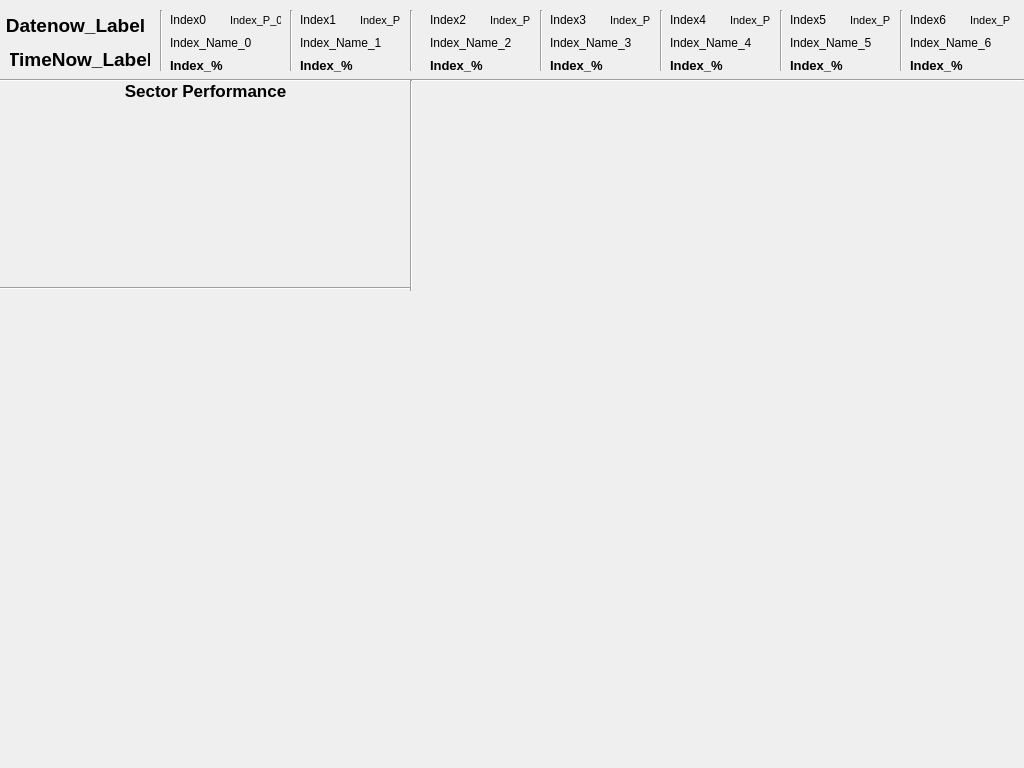
First picture: the form in Interface_Workfile.ui, repository willBear/Wills-Stock-Picker, before the edit.
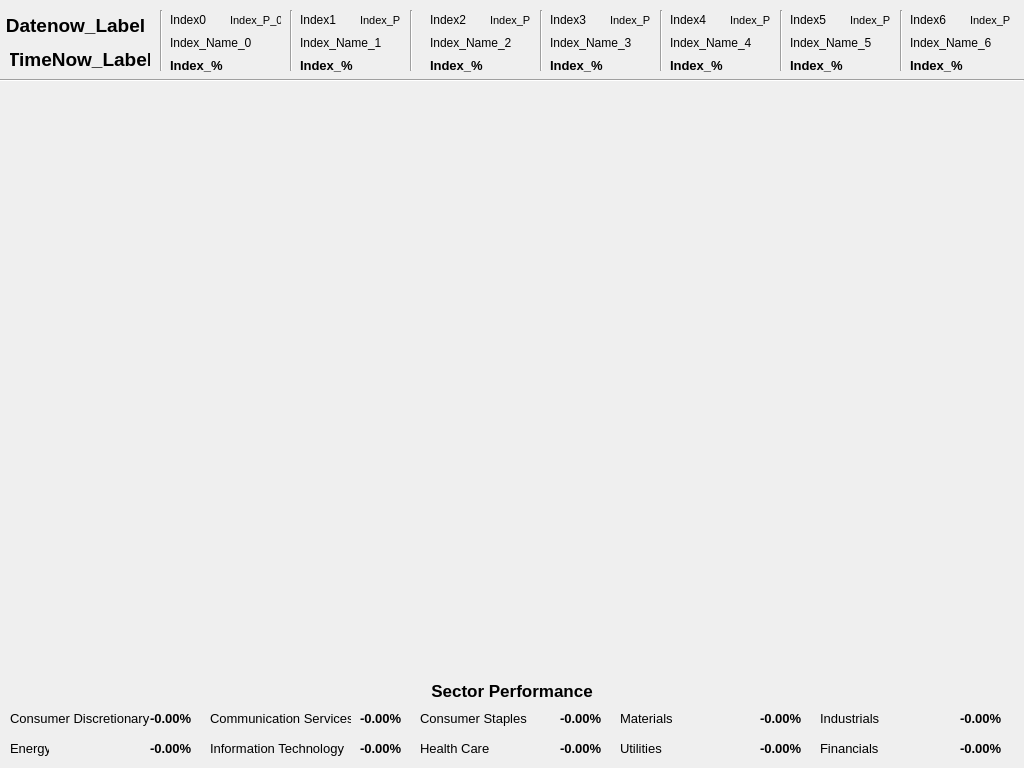
Second picture: the form after the edit.

Commit message: Added Sector Perfomance to UI file

```diff
--- a/Interface_Workfile.ui
+++ b/Interface_Workfile.ui
@@ -656,38 +656,12 @@
      <string>Index_Name_6</string>
     </property>
    </widget>
-   <widget class="Line" name="line_9">
-    <property name="geometry">
-     <rect>
-      <x>410</x>
-      <y>80</y>
-      <width>3</width>
-      <height>211</height>
-     </rect>
-    </property>
-    <property name="orientation">
-     <enum>Qt::Vertical</enum>
-    </property>
-   </widget>
-   <widget class="Line" name="line_10">
-    <property name="geometry">
-     <rect>
-      <x>0</x>
-      <y>280</y>
-      <width>411</width>
-      <height>16</height>
-     </rect>
-    </property>
-    <property name="orientation">
-     <enum>Qt::Horizontal</enum>
-    </property>
-   </widget>
    <widget class="QLabel" name="label">
     <property name="geometry">
      <rect>
       <x>0</x>
-      <y>80</y>
-      <width>411</width>
+      <y>680</y>
+      <width>1024</width>
       <height>21</height>
      </rect>
     </property>
@@ -708,6 +682,386 @@
      <set>Qt::AlignCenter</set>
     </property>
    </widget>
+   <widget class="QLabel" name="Sector_Name_0">
+    <property name="geometry">
+     <rect>
+      <x>10</x>
+      <y>710</y>
+      <width>141</width>
+      <height>16</height>
+     </rect>
+    </property>
+    <property name="font">
+     <font>
+      <pointsize>10</pointsize>
+     </font>
+    </property>
+    <property name="text">
+     <string>Consumer Discretionary</string>
+    </property>
+   </widget>
+   <widget class="QLabel" name="Sector_Percentage_0">
+    <property name="geometry">
+     <rect>
+      <x>150</x>
+      <y>710</y>
+      <width>50</width>
+      <height>16</height>
+     </rect>
+    </property>
+    <property name="font">
+     <font>
+      <pointsize>10</pointsize>
+      <weight>75</weight>
+      <bold>true</bold>
+     </font>
+    </property>
+    <property name="text">
+     <string>-0.00%</string>
+    </property>
+   </widget>
+   <widget class="QLabel" name="Sector_Percentage_1">
+    <property name="geometry">
+     <rect>
+      <x>150</x>
+      <y>740</y>
+      <width>50</width>
+      <height>16</height>
+     </rect>
+    </property>
+    <property name="font">
+     <font>
+      <pointsize>10</pointsize>
+      <weight>75</weight>
+      <bold>true</bold>
+     </font>
+    </property>
+    <property name="text">
+     <string>-0.00%</string>
+    </property>
+   </widget>
+   <widget class="QLabel" name="Sector_Name_1">
+    <property name="geometry">
+     <rect>
+      <x>10</x>
+      <y>740</y>
+      <width>39</width>
+      <height>16</height>
+     </rect>
+    </property>
+    <property name="font">
+     <font>
+      <pointsize>10</pointsize>
+     </font>
+    </property>
+    <property name="text">
+     <string>Energy</string>
+    </property>
+   </widget>
+   <widget class="QLabel" name="Sector_Percentage_2">
+    <property name="geometry">
+     <rect>
+      <x>360</x>
+      <y>710</y>
+      <width>50</width>
+      <height>16</height>
+     </rect>
+    </property>
+    <property name="font">
+     <font>
+      <pointsize>10</pointsize>
+      <weight>75</weight>
+      <bold>true</bold>
+     </font>
+    </property>
+    <property name="text">
+     <string>-0.00%</string>
+    </property>
+   </widget>
+   <widget class="QLabel" name="Sector_Name_2">
+    <property name="geometry">
+     <rect>
+      <x>210</x>
+      <y>710</y>
+      <width>141</width>
+      <height>16</height>
+     </rect>
+    </property>
+    <property name="font">
+     <font>
+      <pointsize>10</pointsize>
+     </font>
+    </property>
+    <property name="text">
+     <string>Communication Services</string>
+    </property>
+   </widget>
+   <widget class="QLabel" name="Sector_Percentage_3">
+    <property name="geometry">
+     <rect>
+      <x>360</x>
+      <y>740</y>
+      <width>50</width>
+      <height>16</height>
+     </rect>
+    </property>
+    <property name="font">
+     <font>
+      <pointsize>10</pointsize>
+      <weight>75</weight>
+      <bold>true</bold>
+     </font>
+    </property>
+    <property name="text">
+     <string>-0.00%</string>
+    </property>
+   </widget>
+   <widget class="QLabel" name="Sector_Name_3">
+    <property name="geometry">
+     <rect>
+      <x>210</x>
+      <y>740</y>
+      <width>141</width>
+      <height>16</height>
+     </rect>
+    </property>
+    <property name="font">
+     <font>
+      <pointsize>10</pointsize>
+     </font>
+    </property>
+    <property name="text">
+     <string>Information Technology</string>
+    </property>
+   </widget>
+   <widget class="QLabel" name="Sector_Percentage_4">
+    <property name="geometry">
+     <rect>
+      <x>560</x>
+      <y>710</y>
+      <width>50</width>
+      <height>16</height>
+     </rect>
+    </property>
+    <property name="font">
+     <font>
+      <pointsize>10</pointsize>
+      <weight>75</weight>
+      <bold>true</bold>
+     </font>
+    </property>
+    <property name="text">
+     <string>-0.00%</string>
+    </property>
+   </widget>
+   <widget class="QLabel" name="Sector_Name_4">
+    <property name="geometry">
+     <rect>
+      <x>420</x>
+      <y>710</y>
+      <width>141</width>
+      <height>16</height>
+     </rect>
+    </property>
+    <property name="font">
+     <font>
+      <pointsize>10</pointsize>
+     </font>
+    </property>
+    <property name="text">
+     <string>Consumer Staples</string>
+    </property>
+   </widget>
+   <widget class="QLabel" name="Sector_Percentage_5">
+    <property name="geometry">
+     <rect>
+      <x>560</x>
+      <y>740</y>
+      <width>50</width>
+      <height>16</height>
+     </rect>
+    </property>
+    <property name="font">
+     <font>
+      <pointsize>10</pointsize>
+      <weight>75</weight>
+      <bold>true</bold>
+     </font>
+    </property>
+    <property name="text">
+     <string>-0.00%</string>
+    </property>
+   </widget>
+   <widget class="QLabel" name="Sector_Name_5">
+    <property name="geometry">
+     <rect>
+      <x>420</x>
+      <y>740</y>
+      <width>141</width>
+      <height>16</height>
+     </rect>
+    </property>
+    <property name="font">
+     <font>
+      <pointsize>10</pointsize>
+     </font>
+    </property>
+    <property name="text">
+     <string>Health Care</string>
+    </property>
+   </widget>
+   <widget class="QLabel" name="Sector_Percentage_6">
+    <property name="geometry">
+     <rect>
+      <x>760</x>
+      <y>710</y>
+      <width>50</width>
+      <height>16</height>
+     </rect>
+    </property>
+    <property name="font">
+     <font>
+      <pointsize>10</pointsize>
+      <weight>75</weight>
+      <bold>true</bold>
+     </font>
+    </property>
+    <property name="text">
+     <string>-0.00%</string>
+    </property>
+   </widget>
+   <widget class="QLabel" name="Sector_Name_6">
+    <property name="geometry">
+     <rect>
+      <x>620</x>
+      <y>710</y>
+      <width>141</width>
+      <height>16</height>
+     </rect>
+    </property>
+    <property name="font">
+     <font>
+      <pointsize>10</pointsize>
+     </font>
+    </property>
+    <property name="text">
+     <string>Materials</string>
+    </property>
+   </widget>
+   <widget class="QLabel" name="Sector_Percentage_7">
+    <property name="geometry">
+     <rect>
+      <x>760</x>
+      <y>740</y>
+      <width>50</width>
+      <height>16</height>
+     </rect>
+    </property>
+    <property name="font">
+     <font>
+      <pointsize>10</pointsize>
+      <weight>75</weight>
+      <bold>true</bold>
+     </font>
+    </property>
+    <property name="text">
+     <string>-0.00%</string>
+    </property>
+   </widget>
+   <widget class="QLabel" name="Sector_Name_7">
+    <property name="geometry">
+     <rect>
+      <x>620</x>
+      <y>740</y>
+      <width>141</width>
+      <height>16</height>
+     </rect>
+    </property>
+    <property name="font">
+     <font>
+      <pointsize>10</pointsize>
+     </font>
+    </property>
+    <property name="text">
+     <string>Utilities</string>
+    </property>
+   </widget>
+   <widget class="QLabel" name="Sector_Name_9">
+    <property name="geometry">
+     <rect>
+      <x>820</x>
+      <y>740</y>
+      <width>141</width>
+      <height>16</height>
+     </rect>
+    </property>
+    <property name="font">
+     <font>
+      <pointsize>10</pointsize>
+     </font>
+    </property>
+    <property name="text">
+     <string>Financials</string>
+    </property>
+   </widget>
+   <widget class="QLabel" name="Sector_Percentage_9">
+    <property name="geometry">
+     <rect>
+      <x>960</x>
+      <y>740</y>
+      <width>50</width>
+      <height>16</height>
+     </rect>
+    </property>
+    <property name="font">
+     <font>
+      <pointsize>10</pointsize>
+      <weight>75</weight>
+      <bold>true</bold>
+     </font>
+    </property>
+    <property name="text">
+     <string>-0.00%</string>
+    </property>
+   </widget>
+   <widget class="QLabel" name="Sector_Name_8">
+    <property name="geometry">
+     <rect>
+      <x>820</x>
+      <y>710</y>
+      <width>141</width>
+      <height>16</height>
+     </rect>
+    </property>
+    <property name="font">
+     <font>
+      <pointsize>10</pointsize>
+     </font>
+    </property>
+    <property name="text">
+     <string>Industrials</string>
+    </property>
+   </widget>
+   <widget class="QLabel" name="Sector_Percentage_8">
+    <property name="geometry">
+     <rect>
+      <x>960</x>
+      <y>710</y>
+      <width>50</width>
+      <height>16</height>
+     </rect>
+    </property>
+    <property name="font">
+     <font>
+      <pointsize>10</pointsize>
+      <weight>75</weight>
+      <bold>true</bold>
+     </font>
+    </property>
+    <property name="text">
+     <string>-0.00%</string>
+    </property>
+   </widget>
   </widget>
  </widget>
  <resources/>
```
The commit also changes 2 other files.
